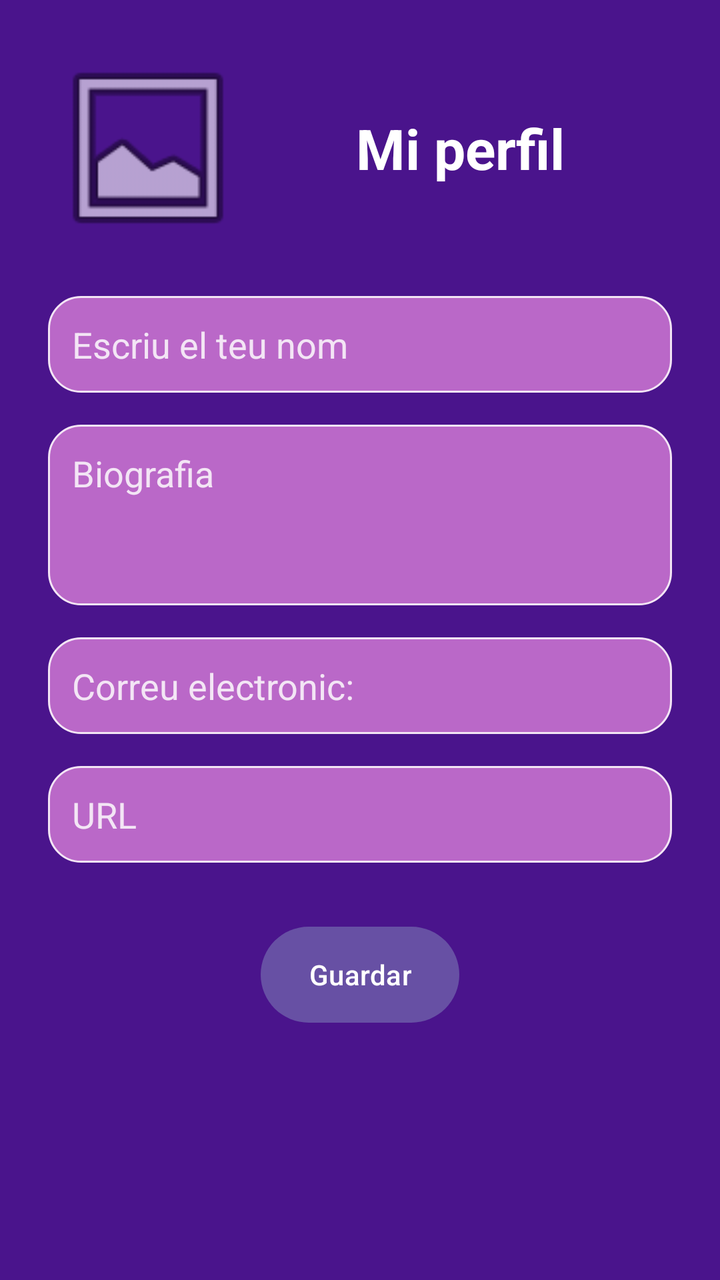
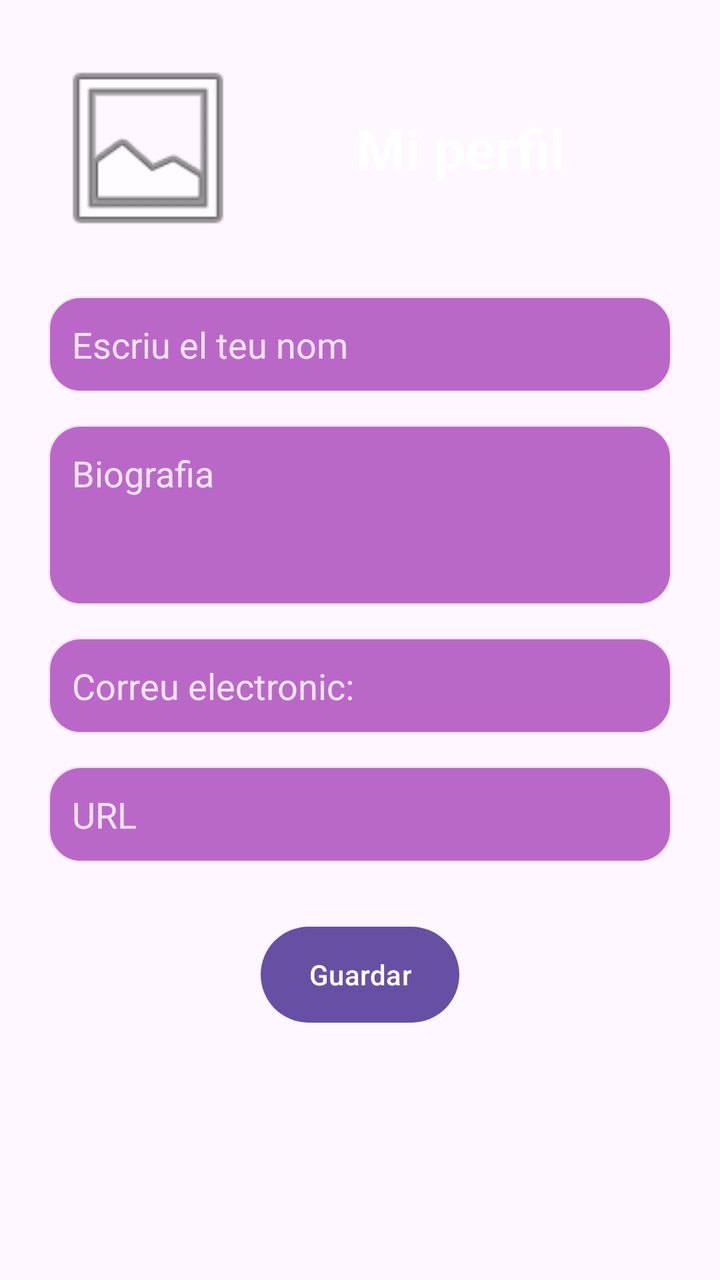

Compare the two renders of this Android layout. The source of the first and the diff that turns it into the second are given below.
<!-- AndroidManifest.xml: application theme Theme.V1_Tasca3 -->
<!-- res/layout/activity_main.xml -->
<?xml version="1.0" encoding="utf-8"?>
<ScrollView xmlns:android="http://schemas.android.com/apk/res/android"
    android:layout_width="match_parent"
    android:layout_height="match_parent"
    android:fillViewport="true"
    android:background="#4A148C">

    <LinearLayout
        android:layout_width="match_parent"
        android:layout_height="wrap_content"
        android:orientation="vertical"
        android:padding="24dp">

    <LinearLayout
        android:layout_width="match_parent"
        android:layout_height="wrap_content"
        android:orientation="horizontal"
        android:gravity="center_vertical"
        android:layout_marginBottom="24dp">

        <ImageView
            android:layout_width="100dp"
            android:layout_height="100dp"
            android:src="@android:drawable/ic_menu_gallery" />

        <TextView
            android:layout_width="match_parent"
            android:layout_height="wrap_content"
            android:text="Mi perfil"
            android:textColor="#FFFFFF"
            android:textSize="28sp"
            android:textStyle="bold"
            android:gravity="center" />
    </LinearLayout>

    <EditText
        android:id="@+id/etNombre"
        android:layout_width="match_parent"
        android:layout_height="wrap_content"
        android:background="@drawable/bg_campo"
        android:hint="Escriu el teu nom"
        android:textColor="#FFFFFF"
        android:textColorHint="#F3E5F5"
        android:inputType="textPersonName"
        android:layout_marginBottom="16dp" />

    <EditText
        android:id="@+id/etBio"
        android:layout_width="match_parent"
        android:layout_height="wrap_content"
        android:background="@drawable/bg_campo"
        android:hint="Biografia"
        android:textColor="#FFFFFF"
        android:textColorHint="#F3E5F5"
        android:inputType="textMultiLine"
        android:minLines="3"
        android:gravity="top"
        android:layout_marginBottom="16dp" />

    <EditText
        android:id="@+id/etCorreo"
        android:layout_width="match_parent"
        android:layout_height="wrap_content"
        android:background="@drawable/bg_campo"
        android:hint="Correu electronic:"
        android:textColor="#FFFFFF"
        android:textColorHint="#F3E5F5"
        android:inputType="textEmailAddress"
        android:layout_marginBottom="16dp" />

    <EditText
        android:id="@+id/etImagen"
        android:layout_width="match_parent"
        android:layout_height="wrap_content"
        android:background="@drawable/bg_campo"
        android:hint="URL"
        android:textColor="#FFFFFF"
        android:textColorHint="#F3E5F5"
        android:inputType="textUri"
        android:layout_marginBottom="32dp" />

    <Button
        android:id="@+id/btnGuardar"
        android:layout_width="wrap_content"
        android:layout_height="wrap_content"
        android:layout_gravity="center_horizontal"
        android:background="@drawable/bg_boton"
        android:backgroundTint="@null"
        android:text="Guardar"
        android:textColor="#FFFFFF" />
    </LinearLayout>

</ScrollView>
<!-- resources referenced by this layout -->
<resources>
  <!-- drawable bg_boton (drawable) -->
  <?xml version="1.0" encoding="utf-8"?>
  <shape xmlns:android="http://schemas.android.com/apk/res/android"
      android:shape="rectangle">
      <solid android:color="#7B1FA2" />
      <corners android:radius="50dp" />
  </shape>
  
      
  <!-- drawable bg_campo (drawable) -->
  <?xml version="1.0" encoding="utf-8"?>
  <shape xmlns:android="http://schemas.android.com/apk/res/android"
      android:shape="rectangle">
  
      <solid android:color="#BA68C8" />
      <stroke android:width="1dp" android:color="#F3E5F5" />
      <corners android:radius="16dp" />
      <padding android:left="12dp" android:top="12dp"
          android:right="12dp" android:bottom="12dp" />
  </shape>
  
      
  <style name="Theme.V1_Tasca3" parent="Base.Theme.V1_Tasca3" />
  <style name="Base.Theme.V1_Tasca3" parent="Theme.Material3.DayNight.NoActionBar">
          
          
      </style>
</resources>

<!-- the commit's change to res/layout/activity_main.xml (unified diff, before → after) -->
@@ -1,11 +1,5 @@
 <?xml version="1.0" encoding="utf-8"?>
-<ScrollView xmlns:android="http://schemas.android.com/apk/res/android"
-    android:layout_width="match_parent"
-    android:layout_height="match_parent"
-    android:fillViewport="true"
-    android:background="#4A148C">
-
-    <LinearLayout
+    <LinearLayout xmlns:android="http://schemas.android.com/apk/res/android"
         android:layout_width="match_parent"
         android:layout_height="wrap_content"
         android:orientation="vertical"
@@ -88,6 +82,4 @@
         android:backgroundTint="@null"
         android:text="Guardar"
         android:textColor="#FFFFFF" />
-    </LinearLayout>
-
-</ScrollView>
+</LinearLayout>
